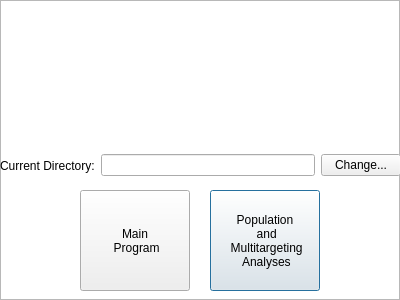
The window that startupCASPER.ui (TrinhLab/CASPERapp) describes before a commit, drawn with Qt 5.
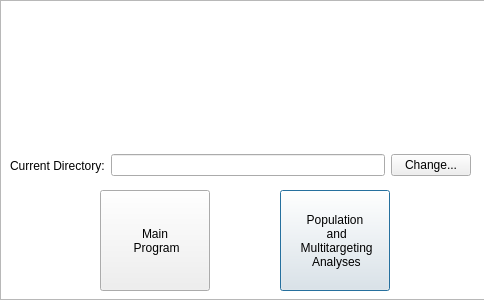
The same window after the commit.

Commit message: Main window over hull

```diff
--- a/startupCASPER.ui
+++ b/startupCASPER.ui
@@ -6,7 +6,7 @@
    <rect>
     <x>0</x>
     <y>0</y>
-    <width>400</width>
+    <width>484</width>
     <height>300</height>
    </rect>
   </property>
@@ -18,7 +18,7 @@
     <rect>
      <x>0</x>
      <y>0</y>
-     <width>400</width>
+     <width>491</width>
      <height>300</height>
     </rect>
    </property>
@@ -26,7 +26,7 @@
   <widget class="QPushButton" name="pushButton">
    <property name="geometry">
     <rect>
-     <x>210</x>
+     <x>280</x>
      <y>190</y>
      <width>110</width>
      <height>101</height>
@@ -42,7 +42,7 @@
   <widget class="QPushButton" name="pushButton_2">
    <property name="geometry">
     <rect>
-     <x>80</x>
+     <x>100</x>
      <y>190</y>
      <width>110</width>
      <height>101</height>
@@ -56,9 +56,9 @@
   <widget class="QWidget" name="horizontalLayoutWidget">
    <property name="geometry">
     <rect>
-     <x>0</x>
+     <x>10</x>
      <y>140</y>
-     <width>401</width>
+     <width>461</width>
      <height>51</height>
     </rect>
    </property>
@@ -85,8 +85,8 @@
   <widget class="QLabel" name="labelforart">
    <property name="geometry">
     <rect>
-     <x>30</x>
-     <y>10</y>
+     <x>140</x>
+     <y>20</y>
      <width>341</width>
      <height>111</height>
     </rect>
```
The commit also changes 5 other files.
